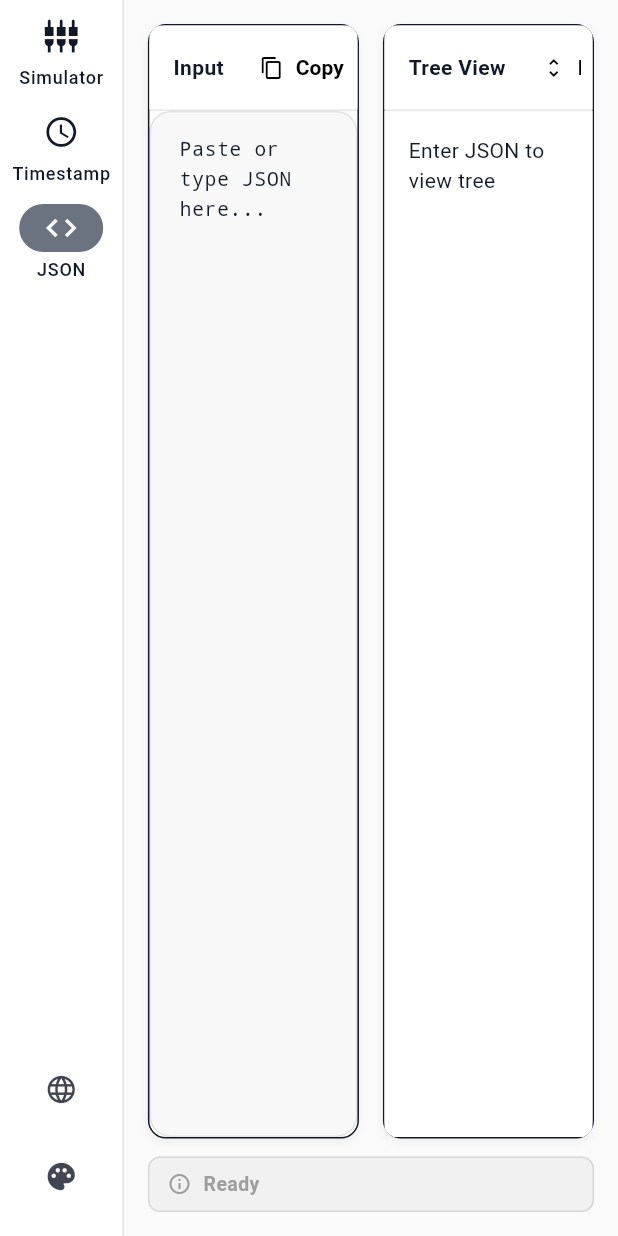
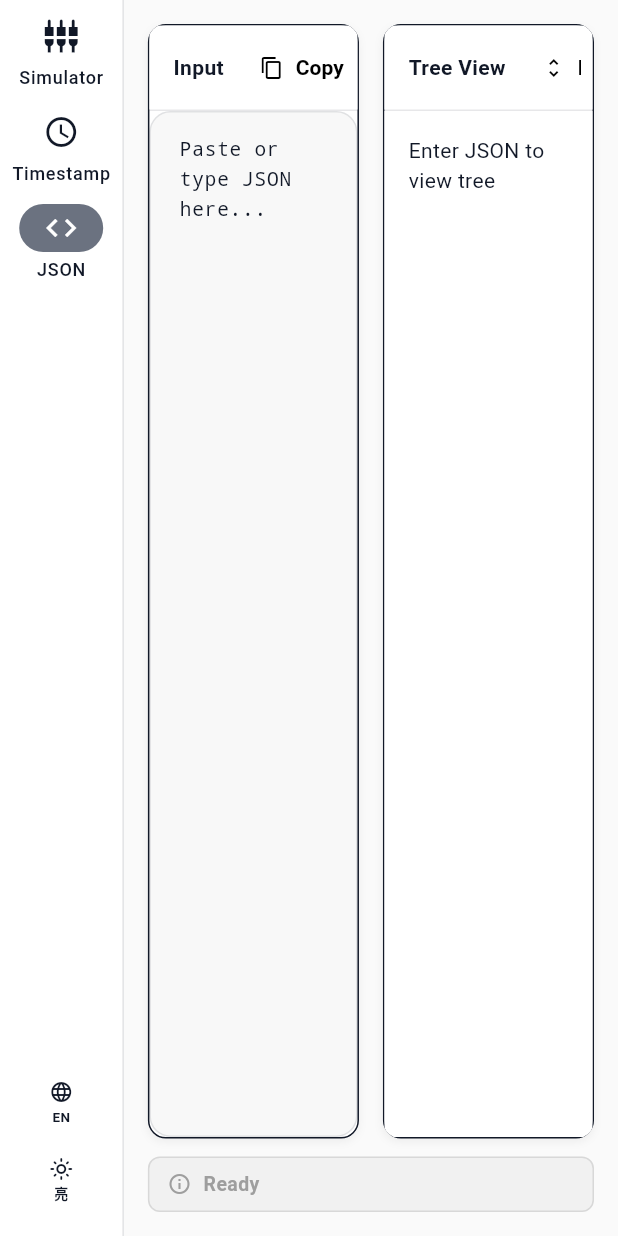
Before and after one commit to bcblr1993/iot_devkit_flutter, a Flutter app: the screen it shows after launch, after a tap on "Timestamp", after a tap on "JSON", on a phone screen of 412 x 824 dp. Run offline on Flutter 3.47's test engine with Material 3 defaults, Android fonts, the phone set to English and light mode, and no system bars; our stand-ins replace file_picker, package_info_plus, shared_preferences; missing offline and left inert: mqtt_client, window_manager.

Commit message:
💄 优化侧边栏UI设计
🎨 界面改进:
- 缩小导航栏宽度至48px，更加紧凑
- 重新设计语言/主题选择器，采用统一的卡片式按钮
- 语言选择器显示当前语言(中/EN)
- 主题选择器显示明暗模式(亮/暗)
- 下拉菜单添加勾选标记显示当前选择

```diff
--- a/lib/ui/screens/home_screen.dart
+++ b/lib/ui/screens/home_screen.dart
@@ -56,7 +56,7 @@ class _HomeScreenState extends State<HomeScreen> {
                 _selectedIndex = index;
               });
             },
-            minWidth: 60.0,
+            minWidth: 48.0,
             labelType: NavigationRailLabelType.all,
             destinations: <NavigationRailDestination>[
               NavigationRailDestination(
@@ -78,33 +78,59 @@ class _HomeScreenState extends State<HomeScreen> {
                 child: Padding(
                   padding: const EdgeInsets.only(bottom: 16.0),
                   child: Column(
-                    mainAxisSize: MainAxisSize.min, // shrink wrap
+                    mainAxisSize: MainAxisSize.min,
                     children: [
                       // Language Switcher
                       Consumer<LanguageProvider>(
                         builder: (context, langProvider, child) {
-                          return PopupMenuButton<Locale>(
-                            icon: const Icon(Icons.language),
-                            tooltip: l10n.selectLanguage,
+                          final currentLang = langProvider.currentLocale.languageCode == 'zh' ? '中' : 'EN';
+                          return Tooltip(
+                            message: l10n.selectLanguage,
+                            child: PopupMenuButton<Locale>(
                               onSelected: (Locale locale) {
                                 langProvider.setLocale(locale);
                               },
                               itemBuilder: (BuildContext context) {
-                              return const [
-                                PopupMenuItem(value: Locale('en'), child: Text('English')),
-                                PopupMenuItem(value: Locale('zh'), child: Text('简体中文')),
+                                return [
+                                  CheckedPopupMenuItem(
+                                    value: const Locale('en'),
+                                    checked: langProvider.currentLocale.languageCode == 'en',
+                                    child: const Text('English'),
+                                  ),
+                                  CheckedPopupMenuItem(
+                                    value: const Locale('zh'),
+                                    checked: langProvider.currentLocale.languageCode == 'zh',
+                                    child: const Text('简体中文'),
+                                  ),
                                 ];
                               },
+                              child: Container(
+                                padding: const EdgeInsets.symmetric(horizontal: 8, vertical: 6),
+                                decoration: BoxDecoration(
+                                  color: Theme.of(context).colorScheme.surfaceVariant.withOpacity(0.5),
+                                  borderRadius: BorderRadius.circular(8),
+                                ),
+                                child: Column(
+                                  mainAxisSize: MainAxisSize.min,
+                                  children: [
+                                    Icon(Icons.language, size: 16, color: Theme.of(context).colorScheme.onSurfaceVariant),
+                                    const SizedBox(height: 2),
+                                    Text(currentLang, style: TextStyle(fontSize: 9, fontWeight: FontWeight.w600, color: Theme.of(context).colorScheme.onSurfaceVariant)),
+                                  ],
+                                ),
+                              ),
+                            ),
                           );
                         },
                       ),
-                      const SizedBox(height: 10),
+                      const SizedBox(height: 8),
                       // Theme Switcher
                       Consumer<ThemeManager>(
                         builder: (context, themeManager, child) {
-                          return PopupMenuButton<String>(
-                            icon: const Icon(Icons.palette),
-                            tooltip: l10n.selectTheme,
+                          final isDark = Theme.of(context).brightness == Brightness.dark;
+                          return Tooltip(
+                            message: l10n.selectTheme,
+                            child: PopupMenuButton<String>(
                               onSelected: (String themeName) {
                                 themeManager.setTheme(themeName);
                               },
@@ -132,6 +158,29 @@ class _HomeScreenState extends State<HomeScreen> {
                                   );
                                 }).toList();
                               },
+                              child: Container(
+                                padding: const EdgeInsets.symmetric(horizontal: 8, vertical: 6),
+                                decoration: BoxDecoration(
+                                  color: Theme.of(context).colorScheme.surfaceVariant.withOpacity(0.5),
+                                  borderRadius: BorderRadius.circular(8),
+                                ),
+                                child: Column(
+                                  mainAxisSize: MainAxisSize.min,
+                                  children: [
+                                    Icon(
+                                      isDark ? Icons.dark_mode_outlined : Icons.light_mode_outlined,
+                                      size: 16,
+                                      color: Theme.of(context).colorScheme.onSurfaceVariant,
+                                    ),
+                                    const SizedBox(height: 2),
+                                    Text(
+                                      isDark ? '暗' : '亮',
+                                      style: TextStyle(fontSize: 9, fontWeight: FontWeight.w600, color: Theme.of(context).colorScheme.onSurfaceVariant),
+                                    ),
+                                  ],
+                                ),
+                              ),
+                            ),
                           );
                         },
                       ),
```
Also changed, not shown: lib/l10n/generated/app_localizations.dart, lib/l10n/generated/app_localizations_en.dart, lib/l10n/generated/app_localizations_zh.dart. Lines whose indentation alone changed are shown as unchanged.
